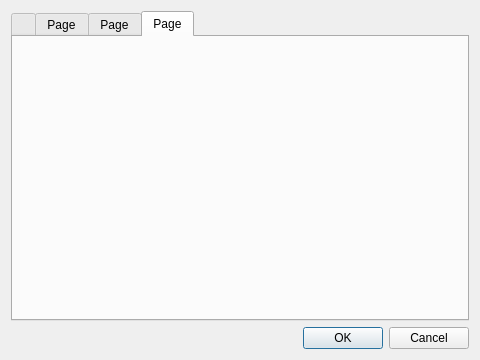
Qt form UI/preferences.ui (416d72/araneus) before a commit.
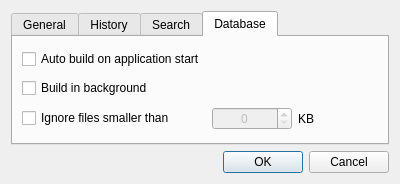
The same form after that commit. The open tabs and pages were chosen to show the change.

Commit message: Finished basic UI and implemented default configuration file to be auto created in first app startup

Patch:
```diff
--- a/UI/preferences.ui
+++ b/UI/preferences.ui
@@ -6,21 +6,15 @@
    <rect>
     <x>0</x>
     <y>0</y>
-    <width>480</width>
-    <height>360</height>
+    <width>400</width>
+    <height>184</height>
    </rect>
   </property>
-  <property name="minimumSize">
-   <size>
-    <width>360</width>
-    <height>240</height>
-   </size>
-  </property>
   <property name="windowTitle">
    <string>Araneus - Preferences</string>
   </property>
   <layout class="QGridLayout" name="gridLayout">
-   <item row="2" column="0">
+   <item row="1" column="0">
     <widget class="QDialogButtonBox" name="buttonBox">
      <property name="orientation">
       <enum>Qt::Horizontal</enum>
@@ -28,35 +22,84 @@
      <property name="standardButtons">
       <set>QDialogButtonBox::Cancel|QDialogButtonBox::Ok</set>
      </property>
+     <property name="centerButtons">
+      <bool>false</bool>
+     </property>
     </widget>
    </item>
-   <item row="1" column="0">
-    <widget class="QTabWidget" name="Preferences">
-     <property name="contextMenuPolicy">
-      <enum>Qt::DefaultContextMenu</enum>
-     </property>
+   <item row="0" column="0">
+    <widget class="QTabWidget" name="tabs">
      <property name="currentIndex">
       <number>0</number>
      </property>
      <widget class="QWidget" name="General" native="true">
       <attribute name="title">
-       <string/>
+       <string>General</string>
       </attribute>
      </widget>
      <widget class="QWidget" name="History">
       <attribute name="title">
-       <string>Page</string>
+       <string>History</string>
       </attribute>
      </widget>
      <widget class="QWidget" name="Search">
       <attribute name="title">
-       <string>Page</string>
+       <string>Search</string>
       </attribute>
      </widget>
      <widget class="QWidget" name="Database">
       <attribute name="title">
-       <string>Page</string>
+       <string>Database</string>
       </attribute>
+      <layout class="QGridLayout" name="gridLayout_4">
+       <item row="3" column="1">
+        <widget class="QSpinBox" name="db_min_file_size">
+         <property name="enabled">
+          <bool>false</bool>
+         </property>
+         <property name="alignment">
+          <set>Qt::AlignCenter</set>
+         </property>
+         <property name="minimum">
+          <number>0</number>
+         </property>
+         <property name="value">
+          <number>0</number>
+         </property>
+        </widget>
+       </item>
+       <item row="3" column="0">
+        <widget class="QCheckBox" name="db_min_file_size_lable">
+         <property name="text">
+          <string>Ignore files smaller than</string>
+         </property>
+         <property name="tristate">
+          <bool>false</bool>
+         </property>
+        </widget>
+       </item>
+       <item row="2" column="0">
+        <widget class="QCheckBox" name="db_background_build">
+         <property name="text">
+          <string>Build in background</string>
+         </property>
+        </widget>
+       </item>
+       <item row="1" column="0">
+        <widget class="QCheckBox" name="db_auto_build">
+         <property name="text">
+          <string>Auto build on application start</string>
+         </property>
+        </widget>
+       </item>
+       <item row="3" column="2">
+        <widget class="QLabel" name="db_file_size_kb">
+         <property name="text">
+          <string>KB</string>
+         </property>
+        </widget>
+       </item>
+      </layout>
      </widget>
     </widget>
    </item>
```
Left out of the diff: 99 changed lines with no effect on the pictures. The commit also changes 4 other files.
